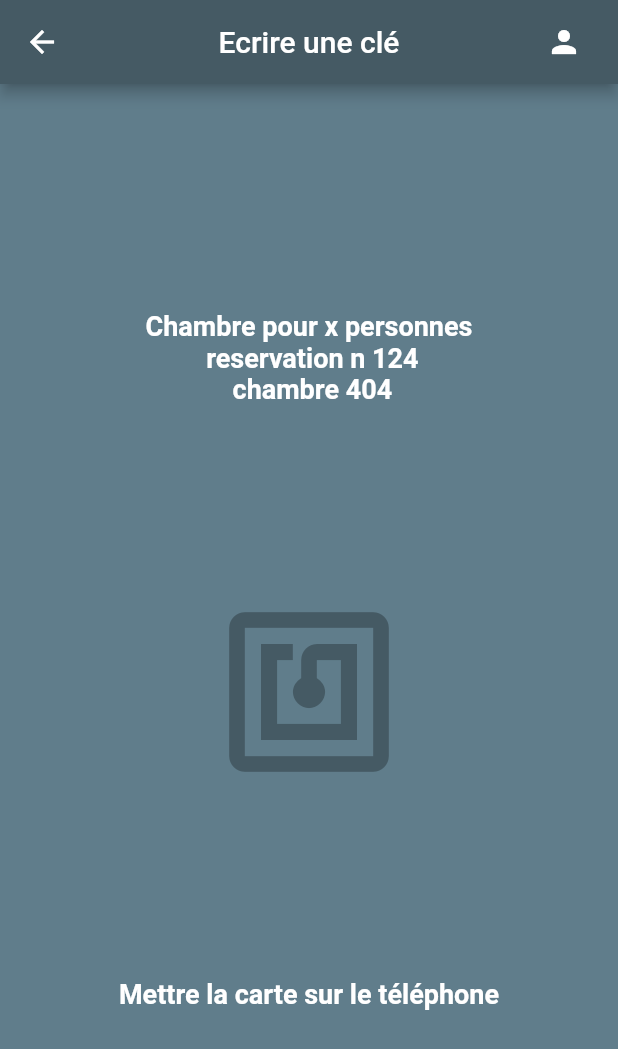
After one commit to Parrots-in-the-Alps/flutter_app, a Flutter app: the WriteNfc screen opened directly, on a phone screen of 412 x 824 dp. The commit adds this screen. Shown: the top 1049 px of the screen. Run offline on Flutter 3.47's test engine with Material 2 defaults, Android fonts, the phone set to English and light mode, and no system bars; missing offline and left inert: qr_code_scanner.

Commit message:
ajout write_nfc screen

```diff
--- /dev/null
+++ b/lib/write_nfc/_screens/write_nfc.dart
@@ -0,0 +1,50 @@
+import 'package:flutter/material.dart';
+import 'package:vulcan_mobile_app/utils/app_bar.dart';
+
+class WriteNfc extends StatelessWidget {
+  const WriteNfc({super.key});
+
+  @override
+  Widget build(BuildContext context) {
+    return Scaffold(
+      appBar: const VulcanAppBar(title: 'Ecrire une clé'),
+      body: Container(
+        width: MediaQuery.of(context)
+            .size
+            .width, // Définir la largeur à la largeur de l'écran
+        color: const Color(0xFF607D8B),
+        child: Padding(
+          padding: const EdgeInsets.all(24.0),
+          child: Column(
+            mainAxisAlignment: MainAxisAlignment.spaceEvenly,
+            children: const [
+              Text(
+                'Chambre pour x personnes \n reservation n 124 \n chambre 404',
+                textAlign: TextAlign.center,
+                style: TextStyle(
+                  fontSize: 18,
+                  fontWeight: FontWeight.bold,
+                  color: Colors.white,
+                ),
+              ),
+              Icon(
+                Icons.nfc,
+                color: Color(0xFF455A64),
+                size: 128,
+              ),
+              Text(
+                'Mettre la carte sur le téléphone',
+                textAlign: TextAlign.center,
+                style: TextStyle(
+                  fontSize: 18,
+                  fontWeight: FontWeight.bold,
+                  color: Colors.white,
+                ),
+              )
+            ],
+          ),
+        ),
+      ),
+    );
+  }
+}
```
Also changed, not shown: lib/write_nfc/components/room_card.dart (+16 -15 lines).
